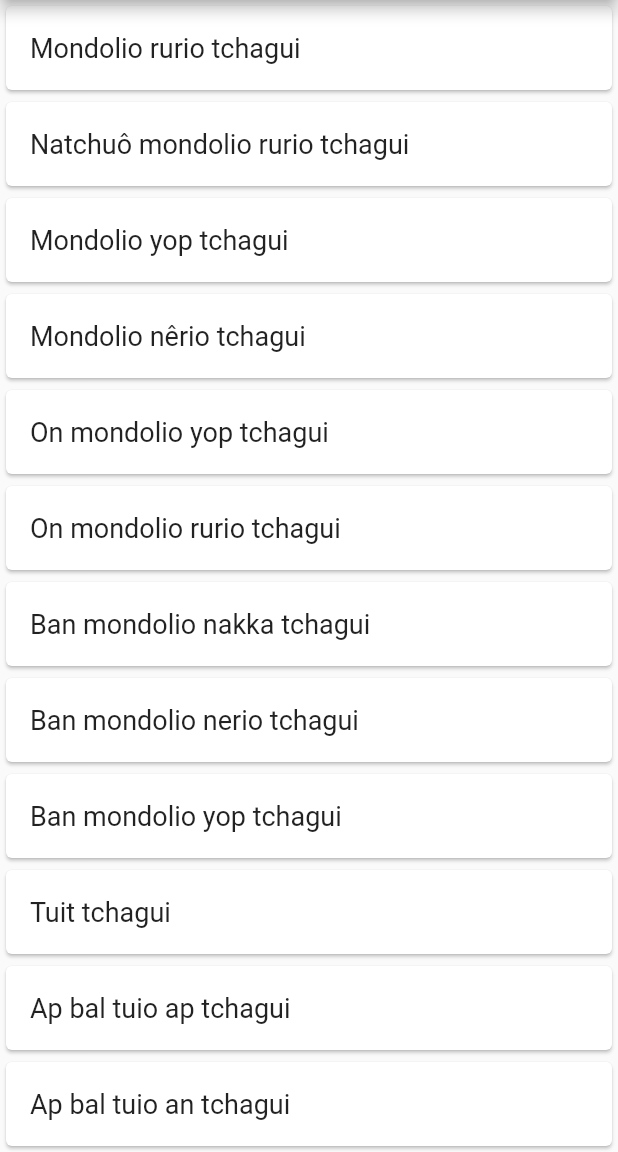
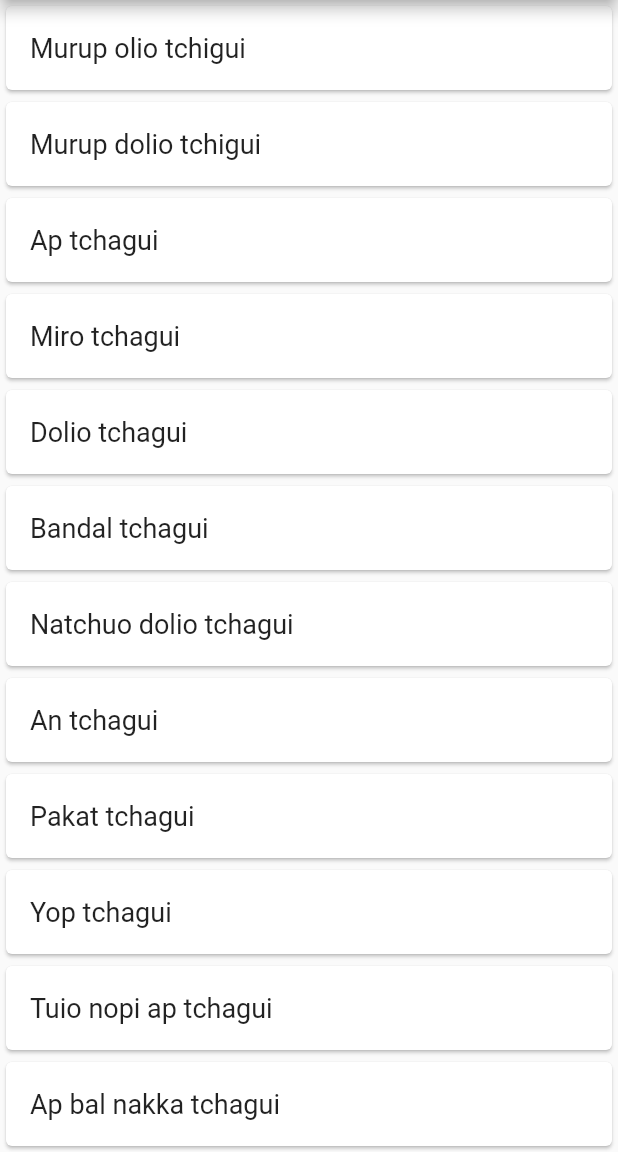
Before and after one commit to SouzaEduardoAC/taekwondo-guide, a Flutter app: the BalKiSul widget shown alone on an empty page, opened directly, on a phone screen of 412 x 824 dp, the part 84-1236 px from its top. Run offline on Flutter 3.47's test engine with Material 2 defaults, Android fonts, the phone set to English and light mode, and no system bars; our stand-ins replace video_player.

Commit message:
#Added some bal ki sul moves

```diff
--- a/lib/pages/BalKiSul.dart
+++ b/lib/pages/BalKiSul.dart
@@ -6,6 +6,29 @@ class BalKiSul extends AbstractStructure {
   Widget buildPageBody(BuildContext context) {
     return ListView(
       children: <Widget>[
+        // 10 GUB
+        CardBiggerFont('Murup olio tchigui'),
+        CardBiggerFont('Murup dolio tchigui'),
+        CardBiggerFont('Ap tchagui'),
+        CardBiggerFont('Miro tchagui'),
+        CardBiggerFont('Dolio tchagui'),
+        CardBiggerFont('Bandal tchagui'),
+        CardBiggerFont('Natchuo dolio tchagui'),
+        CardBiggerFont('An tchagui'),
+        CardBiggerFont('Pakat tchagui'),
+        CardBiggerFont('Yop tchagui'),
+        CardBiggerFont('Tuio nopi ap tchagui'),
+        // 9 GUB
+        CardBiggerFont('Ap bal nakka tchagui'),
+        CardBiggerFont('Tuit bal rurio tchagui'),
+        CardBiggerFont('Ap bal nerio tchagui'),
+        CardBiggerFont('Tuit bal podo tchagui'),
+        CardBiggerFont('Kullo ap tchagui'),
+        CardBiggerFont('Kullo an tchagui'),
+        CardBiggerFont('Kullo yop tchagui'),
+        CardBiggerFont('Kullo dolio tchagui'),
+        CardBiggerFont('Kullo rurio tchagui'),
+        CardBiggerFont('Kullo miro tchagui'),
         // 8 GUB
         CardBiggerFont('Mondolio rurio tchagui'),
         CardBiggerFont('Natchuô mondolio rurio tchagui'),
```
